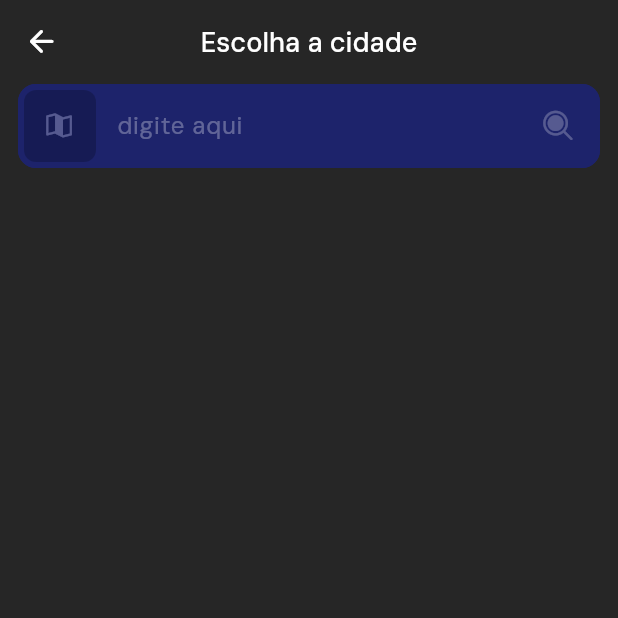
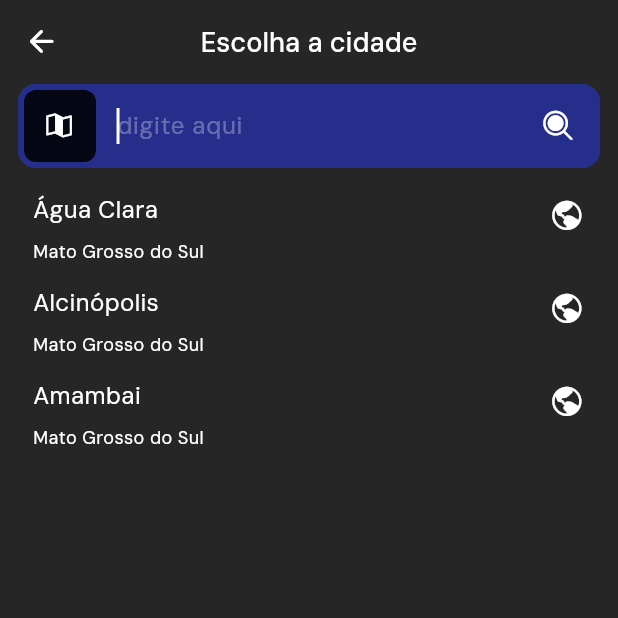
Before and after one commit to guilhermenakazato/cloud-radar, a Flutter app: the SearchScreen screen opened directly, on a phone screen of 412 x 824 dp, the top half of it. Run offline on Flutter 3.47's test engine with Material 3 defaults, Android fonts, the light colour scheme and no system bars.

Commit message:
[FEAT] Working on search screen

```diff
--- /dev/null
+++ b/lib/components/cloud_autocomplete.dart
@@ -0,0 +1,54 @@
+import 'dart:async';
+
+import 'package:cloud_radar/components/list_item.dart';
+import 'package:cloud_radar/components/search_input.dart';
+import 'package:cloud_radar/theme/cloud_radar_icons.dart';
+import 'package:flutter/material.dart';
+
+class CloudAutocomplete<T extends Object> extends StatelessWidget {
+  const CloudAutocomplete({
+    super.key,
+    required this.inputFocus,
+    required this.controller,
+    required this.iconOpacity,
+    required this.displayTextWhenOptionTapped,
+    required this.optionsBuilder,
+    required this.optionsViewBuilder,
+  });
+
+  final FocusNode inputFocus;
+  final TextEditingController controller;
+  final double iconOpacity;
+  final String Function(T) displayTextWhenOptionTapped;
+  final FutureOr<Iterable<T>> Function(TextEditingValue) optionsBuilder;
+  final Widget Function(BuildContext, void Function(T), Iterable<T>) optionsViewBuilder;
+
+  @override
+  Widget build(BuildContext context) {
+    return RawAutocomplete<T>(
+      focusNode: inputFocus,
+      textEditingController: controller,
+      displayStringForOption: displayTextWhenOptionTapped,
+      fieldViewBuilder: (
+        context,
+        textEditingController,
+        focusNode,
+        onFieldSubmitted,
+      ) {
+        return Padding(
+          padding: const EdgeInsets.symmetric(horizontal: 12.0),
+          child: SearchInput(
+            iconOpacity: iconOpacity,
+            controller: textEditingController,
+            inputFocus: focusNode,
+            onFieldSubmitted: (String value) {
+              onFieldSubmitted();
+            },
+          ),
+        );
+      },
+      optionsBuilder: optionsBuilder,
+      optionsViewBuilder: optionsViewBuilder,
+    );
+  }
+}
--- a/lib/components/config_tile.dart
+++ b/lib/components/config_tile.dart
@@ -20,6 +20,7 @@ class ConfigTile<T> extends StatelessWidget {
   @override
   Widget build(BuildContext context) {
     return ListTile(
+      titleAlignment: ListTileTitleAlignment.top,
       title: Padding(
         padding: const EdgeInsets.only(
           bottom: 14.0,
--- /dev/null
+++ b/lib/components/list_item.dart
@@ -0,0 +1,121 @@
+import 'package:cloud_radar/theme/application_colors.dart';
+import 'package:flutter/material.dart';
+
+class ListItem extends StatelessWidget {
+  const ListItem({
+    super.key,
+    required this.trailing,
+    required this.titleText,
+    required this.subtitleText,
+    this.selected = false,
+    this.enabled = true,
+    this.onTap,
+  });
+
+  final bool selected, enabled;
+  final Widget trailing;
+  final String titleText, subtitleText;
+  final Function()? onTap;
+
+  @override
+  Widget build(BuildContext context) {
+    final Color hoveredColor = ApplicationColors.blue500,
+        focusedColor = ApplicationColors.blue600,
+        selectedColor = ApplicationColors.blue900,
+        disabledColor = ApplicationColors.black600,
+        defaultColor = ApplicationColors.black800;
+
+    final Set<WidgetState> states = <WidgetState>{
+      if (!enabled) WidgetState.disabled,
+      if (selected) WidgetState.selected,
+    };
+
+    Color resolveColor(
+      Color selectedColor,
+      Color enabledColor,
+      Color disabledColor,
+    ) {
+      return _IndividualOverrides(
+        selectedColor: selectedColor,
+        enabledColor: enabledColor,
+        disabledColor: disabledColor,
+      ).resolve(states);
+    }
+
+    Color listItemColor =
+        resolveColor(selectedColor, defaultColor, disabledColor);
+
+    return InkWell(
+      focusColor: focusedColor,
+      hoverColor: hoveredColor,
+      highlightColor: selectedColor,
+      splashColor: ApplicationColors.blue800,
+      borderRadius: BorderRadius.circular(12),
+      onTap: enabled ? onTap : null,
+      child: Ink(
+        padding: const EdgeInsets.all(10),
+        width: double.infinity,
+        decoration: BoxDecoration(
+          borderRadius: BorderRadius.circular(12),
+          color: listItemColor,
+        ),
+        child: Row(
+          mainAxisAlignment: MainAxisAlignment.spaceBetween,
+          crossAxisAlignment: CrossAxisAlignment.start,
+          children: [
+            Column(
+              spacing: 14,
+              crossAxisAlignment: CrossAxisAlignment.start,
+              children: [
+                Text(
+                  titleText,
+                  style: const TextStyle(
+                    color: ApplicationColors.white,
+                    height: 1,
+                    fontSize: 16,
+                    fontFamily: "DM Sans",
+                    fontWeight: FontWeight.w400,
+                  ),
+                ),
+                Text(
+                  subtitleText,
+                  style: const TextStyle(
+                    color: ApplicationColors.white,
+                    height: 1,
+                    fontSize: 12,
+                    fontFamily: "DM Sans",
+                    fontWeight: FontWeight.w400,
+                  ),
+                ),
+              ],
+            ),
+            trailing
+          ],
+        ),
+      ),
+    );
+  }
+}
+
+class _IndividualOverrides extends WidgetStateProperty<Color> {
+  _IndividualOverrides({
+    required this.enabledColor,
+    required this.selectedColor,
+    required this.disabledColor,
+  });
+
+  final Color enabledColor;
+  final Color selectedColor;
+  final Color disabledColor;
+
+  @override
+  Color resolve(Set<WidgetState> states) {
+    if (states.contains(WidgetState.disabled)) {
+      return disabledColor;
+    }
+    if (states.contains(WidgetState.selected)) {
+      return selectedColor;
+    }
+    return enabledColor;
+  }
+}
--- a/lib/components/search_input.dart
+++ b/lib/components/search_input.dart
@@ -10,17 +10,20 @@ class SearchInput extends StatelessWidget {
     required this.iconOpacity,
     this.inputFocus,
     this.controller,
+    this.onFieldSubmitted,
   });
 
   final bool enabled;
   final Function()? onTap;
+  final Function(String)? onFieldSubmitted;
   final double iconOpacity;
   final FocusNode? inputFocus;
   final TextEditingController? controller;
 
   @override
   Widget build(BuildContext context) {
-    return TextField(
+    return TextFormField(
+      onFieldSubmitted: onFieldSubmitted,
       controller: controller,
       focusNode: inputFocus,
       onTap: onTap,
--- a/lib/components/search_result.dart
+++ /dev/null
@@ -1,31 +0,0 @@
-import 'package:cloud_radar/theme/application_colors.dart';
-import 'package:cloud_radar/theme/cloud_radar_icons.dart';
-import 'package:flutter/material.dart';
-
-class SearchResult extends StatelessWidget {
-  const SearchResult({super.key, required this.titleText, required this.subtitleText});
-  final String titleText, subtitleText;
-
-  @override
-  Widget build(BuildContext context) {
-    return ListTile(
-      iconColor: ApplicationColors.white,
-      title: Padding(
-        padding: const EdgeInsets.only(bottom: 14.0),
-        child: Text(titleText),
-      ),
-      subtitle: Text(subtitleText),
-      trailing: const DecoratedBox(
-        decoration: BoxDecoration(
-        ),
-        child: Column(
-          children: [
-            Icon(
-              CloudRadarIcons.local,
-            ),
-          ],
-        ),
-      ),
-    );
-  }
-}
--- a/lib/screens/search_screen.dart
+++ b/lib/screens/search_screen.dart
@@ -1,8 +1,9 @@
 import 'package:cloud_radar/components/cloud_appbar.dart';
-import 'package:cloud_radar/components/search_input.dart';
-import 'package:cloud_radar/components/search_result.dart';
+import 'package:cloud_radar/components/cloud_autocomplete.dart';
+import 'package:cloud_radar/components/list_item.dart';
 import 'package:cloud_radar/models/city.dart';
 import 'package:cloud_radar/theme/application_colors.dart';
+import 'package:cloud_radar/theme/cloud_radar_icons.dart';
 import 'package:flutter/material.dart';
 
 class SearchScreen extends StatefulWidget {
@@ -15,19 +16,21 @@ class SearchScreen extends StatefulWidget {
 
 // TODO: arrumar opacity..................
 class _SearchScreenState extends State<SearchScreen> {
-  static final List<City> _kOptions = <City>[
+  static final List<City> _cityOptions = <City>[
     City(cityName: "Água Clara", cityState: "Mato Grosso do Sul"),
     City(cityName: "Alcinópolis", cityState: "Mato Grosso do Sul"),
     City(cityName: "Amambai", cityState: "Mato Grosso do Sul"),
   ];
 
-  final FocusNode _inputFocus = FocusNode();
+  final _inputFocus = FocusNode();
   double _iconOpacity = 0.25;
+  final controller = TextEditingController();
 
   @override
   void initState() {
     super.initState();
     _inputFocus.addListener(_onFocusChange);
+    _inputFocus.requestFocus();
   }
 
   @override
@@ -60,50 +63,39 @@ class _SearchScreenState extends State<SearchScreen> {
             const CloudAppbar(
               titleText: "Escolha a cidade",
             ),
-            Autocomplete<City>(
-              fieldViewBuilder: (
-                context,
-                textEditingController,
-                focusNode,
-                onFieldSubmitted,
-              ) {
-                return Padding(
-                  padding: const EdgeInsets.symmetric(horizontal: 12.0),
-                  child: SearchInput(
-                    iconOpacity: _iconOpacity,
-                    controller: textEditingController,
-                    inputFocus: focusNode,
-                  ),
-                );
-              },
-              optionsBuilder: (
-                TextEditingValue textEditingValue,
-              ) {
-                debugPrint(textEditingValue.text);
-                if (textEditingValue.text == '') {
-                  return _kOptions;
+            CloudAutocomplete<City>(
+              inputFocus: _inputFocus,
+              controller: controller,
+              iconOpacity: _iconOpacity,
+              displayTextWhenOptionTapped: (city) => city.cityName,
+              optionsBuilder: (textEditingValue) {
+                if (textEditingValue.text == "") {
+                  return _cityOptions;
                 }
-                return _kOptions.where(
-                  (
-                    City option,
-                  ) {
-                    return option.cityName
-                        .toLowerCase()
-                        .startsWith(textEditingValue.text.toLowerCase());
-                  },
-                );
+
+                return _cityOptions.where((City option) {
+                  return option.cityName
+                      .toLowerCase()
+                      .startsWith(textEditingValue.text.toLowerCase());
+                });
               },
               optionsViewBuilder: (context, onSelected, options) {
                 return ListView.builder(
                   padding: const EdgeInsets.symmetric(
                     horizontal: 12,
+                    vertical: 10,
                   ),
                   itemCount: options.length,
                   itemBuilder: (context, index) {
                     City currentCity = options.elementAt(index);
-                    return SearchResult(
+
+                    return ListItem(
+                      trailing: const Icon(CloudRadarIcons.local),
                       titleText: currentCity.cityName,
                       subtitleText: currentCity.cityState,
+                      onTap: () {
+                        onSelected(currentCity);
+                      },
                     );
                   },
                 );
--- a/lib/theme/application_colors.dart
+++ b/lib/theme/application_colors.dart
@@ -66,5 +66,5 @@ class ApplicationColors {
       green600 = Color(0xFF00B34A),
       green700 = Color(0xFF008035),
       green800 = Color(0xFF004D20),
-      green90 = Color(0xFF001A0B);
+      green900 = Color(0xFF001A0B);
 }
--- a/lib/theme/application_theme.dart
+++ b/lib/theme/application_theme.dart
@@ -1,10 +1,6 @@
-import 'package:cloud_radar/theme/input_background_color.dart';
-import 'package:cloud_radar/theme/input_map_icon_color.dart';
-import 'package:cloud_radar/theme/input_search_icon_color.dart';
 import 'package:flutter/material.dart';
 import 'application_colors.dart';
 
-// nem uso esse colorScheme direito lol
 class ApplicationThemes {
   static final defaultTheme = ThemeData(
     colorScheme: const ColorScheme(
@@ -22,8 +18,30 @@ class ApplicationThemes {
       color: ApplicationColors.white,
     ),
     inputDecorationTheme: InputDecorationTheme(
-      prefixIconColor: const InputMapIconColor(),
-      suffixIconColor: const InputSearchIconColor(),
+      prefixIconColor: const WidgetStateColor.fromMap(
+        <WidgetStatesConstraint, Color>{
+          WidgetState.disabled: ApplicationColors.black500,
+          WidgetState.any: ApplicationColors.white,
+        },
+      ),
+      suffixIconColor: WidgetStateColor.fromMap(
+        <WidgetStatesConstraint, Color> {
+          WidgetState.pressed: ApplicationColors.white,
+          WidgetState.focused: ApplicationColors.white,
+          WidgetState.hovered: ApplicationColors.white,
+          WidgetState.disabled: ApplicationColors.black500,
+          WidgetState.any: ApplicationColors.white.withValues(alpha: 0.25),
+        }
+      ),
+      fillColor: const WidgetStateColor.fromMap(
+        <WidgetStatesConstraint, Color>{
+          WidgetState.pressed: ApplicationColors.blue900,
+          WidgetState.focused: ApplicationColors.blue600,
+          WidgetState.hovered: ApplicationColors.blue500,
+          WidgetState.disabled: ApplicationColors.black600,
+          WidgetState.any: ApplicationColors.blue,
+        },
+      ),
       hintStyle: TextStyle(
         color: ApplicationColors.white.withValues(alpha: 0.3),
         fontSize: 16,
@@ -31,10 +49,11 @@ class ApplicationThemes {
         fontWeight: FontWeight.w400,
       ),
       border: OutlineInputBorder(
-          borderRadius: BorderRadius.circular(12),
-          borderSide: const BorderSide(
-            color: ApplicationColors.blue,
-          )),
+        borderRadius: BorderRadius.circular(12),
+        borderSide: const BorderSide(
+          color: ApplicationColors.blue,
+        ),
+      ),
       enabledBorder: OutlineInputBorder(
         borderRadius: BorderRadius.circular(12),
         borderSide: const BorderSide(
@@ -52,7 +71,6 @@ class ApplicationThemes {
           borderSide: const BorderSide(
             color: ApplicationColors.black600,
           )),
-      fillColor: const InputBackgroundColor(),
       hoverColor: ApplicationColors.blue500,
       filled: true,
     ),
--- a/lib/theme/input_background_color.dart
+++ /dev/null
@@ -1,20 +0,0 @@
-import 'package:flutter/material.dart';
-
-class InputBackgroundColor extends WidgetStateColor {
-  const InputBackgroundColor() : super(_defaultColor);
-
-  static const int _defaultColor = 0xff1D236B;
-  static const int _pressedColor = 0xff1B2164;
-  static const int _focusedColor = 0xff262E8C;
-  static const int _hoveredColor = 0xff313BB5;
-  static const int _disabledColor = 0xff595959;
-
-  @override
-  Color resolve(Set<WidgetState> states) {
-    if (states.contains(WidgetState.pressed)) return const Color(_pressedColor);
-    if (states.contains(WidgetState.focused)) return const Color(_focusedColor);
-    if (states.contains(WidgetState.hovered)) return const Color(_hoveredColor);
-    if (states.contains(WidgetState.disabled)) return const Color(_disabledColor);
-    return const Color(_defaultColor);
-  }
-}
--- a/lib/theme/input_map_icon_color.dart
+++ /dev/null
@@ -1,14 +0,0 @@
-import 'package:flutter/material.dart';
-
-class InputMapIconColor extends WidgetStateColor {
-  const InputMapIconColor() : super(_defaultColor);
-
-  static const int _defaultColor = 0xffffffff;
-  static const int _disabledColor = 0xff737373;
-
-  @override
-  Color resolve(Set<WidgetState> states) {
-    if (states.contains(WidgetState.disabled)) return const Color(_disabledColor);
-    return const Color(_defaultColor);
-  }
-}
--- a/lib/theme/input_search_icon_color.dart
+++ /dev/null
@@ -1,19 +0,0 @@
-import 'package:flutter/material.dart';
-
-class InputSearchIconColor extends WidgetStateColor {
-  const InputSearchIconColor() : super(_defaultColor);
-
-  static const int _defaultColor = 0x40ffffff;
-  static const int _mainColor = 0xffffffff;
-  static const int _disabledColor = 0xff737373;
-
-  @override
-  Color resolve(Set<WidgetState> states) {
-    if (states.contains(WidgetState.pressed) || states.contains(WidgetState.focused) || states.contains(WidgetState.hovered)) {
-      return const Color(_mainColor);
-    }
-
-    if (states.contains(WidgetState.disabled)) return const Color(_disabledColor);
-    return const Color(_defaultColor);
-  }
-}
```
